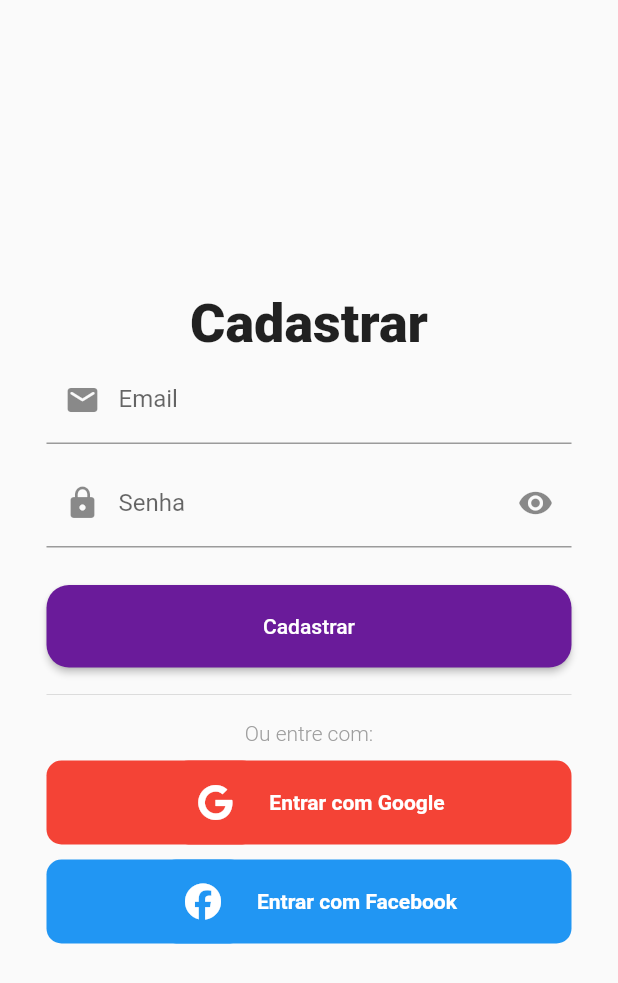
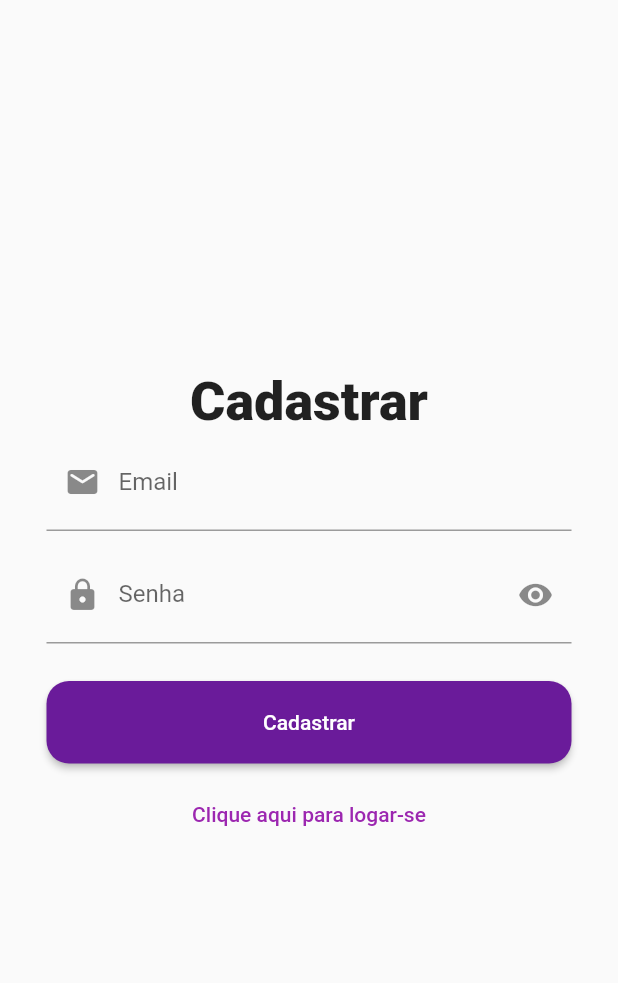
Before and after one commit to devSamuel29/desenvolvimento-mobile, a Flutter app: the screen it shows after launch, after a tap on "Entrar", after a tap on "Novo usuário? clique aqui para cadastrar", on a phone screen of 412 x 824 dp. Shown: the top 983 px of the screen. Run offline on Flutter 3.47's test engine with Material 2 defaults, Android fonts, the phone set to English and light mode, and no system bars; our stand-ins replace firebase_auth, firebase_core, font_awesome_flutter, google_sign_in, unicons; accounts and stored records are empty.

Commit message:
login with google

```diff
--- a/lib/Routes.dart
+++ b/lib/Routes.dart
@@ -1,12 +1,10 @@
 import 'package:bugetbuddy/app/home_page.dart';
 import 'package:bugetbuddy/app/login_page.dart';
 import 'package:bugetbuddy/app/register_page.dart';
-import 'package:bugetbuddy/services/auth_check.dart';
 
 import 'package:flutter/material.dart';
 
-const AUTH_CHECK = '/';
-const LOGIN_PAGE = '/login';
+const LOGIN_PAGE = '/';
 const REGISTER_PAGE = '/register';
 const HOME_PAGE = '/home';
 
@@ -14,8 +12,6 @@ class Routes {
   mainRoutes() {
     return (RouteSettings route) {
       switch (route.name) {
-        case AUTH_CHECK:
-          return MaterialPageRoute(builder: (_) => const AuthCheck());
         case HOME_PAGE:
           return MaterialPageRoute(builder: (_) => const HomePage());
         case LOGIN_PAGE:
--- a/lib/app/login_page.dart
+++ b/lib/app/login_page.dart
@@ -1,8 +1,10 @@
 import 'package:flutter/material.dart';
 import 'package:font_awesome_flutter/font_awesome_flutter.dart';
 import 'package:provider/provider.dart';
+import 'package:unicons/unicons.dart';
 import 'package:bugetbuddy/services/auth_service.dart';
 
+import '../routes.dart';
 import '../services/google_sign_in.dart';
 
 class LoginPage extends StatefulWidget {
@@ -18,18 +20,38 @@ class _LoginPageState extends State<LoginPage> {
   final password = TextEditingController();
   bool _obscureText = true;
 
-  login() async {
+  @override
+  void initState() {
+    super.initState();
+    WidgetsBinding.instance.addPostFrameCallback((_) async {
+      final isLoggedIn = await context.read<AuthService>().verifyUserLoginState();
+
+      if (isLoggedIn) {
+        Navigator.pushReplacementNamed(context, HOME_PAGE);
+      }
+    });
+  }
+
+  Future<void> login() async {
     try {
+      final isLogged =
           await context.read<AuthService>().login(email.text, password.text);
+      if (isLogged) {
+        Navigator.pushReplacementNamed(context, HOME_PAGE);
+      }
     } on AuthException catch (e) {
       ScaffoldMessenger.of(context)
           .showSnackBar(SnackBar(content: Text(e.message)));
     }
   }
 
-  loginWithGoogle() async {
+  Future<void> loginWithGoogle() async {
     try {
+      final isLogged =
           await context.read<GoogleSignInBugetBuddy>().googleLogin();
+      if (isLogged) {
+        Navigator.pushReplacementNamed(context, HOME_PAGE);
+      }
     } catch (e) {
       ScaffoldMessenger.of(context)
           .showSnackBar(SnackBar(content: Text(e.toString())));
@@ -110,37 +132,34 @@ class _LoginPageState extends State<LoginPage> {
   Widget toRegisterPage() {
     return TextButton(
         onPressed: () {
-          Navigator.pushNamed(context, '/register');
+          Navigator.pushReplacementNamed(context, REGISTER_PAGE);
         },
         child: Text("Novo usuário? clique aqui para cadastrar-se"));
   }
 
   Widget loginWithGoogleWidget() {
-    return Container(
-      decoration: BoxDecoration(
-        color: Colors.red,
+    return ElevatedButton(
+      style: ElevatedButton.styleFrom(
+        backgroundColor: Colors.red,
+        shape: RoundedRectangleBorder(
           borderRadius: BorderRadius.circular(10),
+        ),
+      ),
+      onPressed: loginWithGoogle,
+      child: Padding(
+        padding: EdgeInsets.symmetric(
+          vertical: 16,
         ),
         child: Row(
           mainAxisAlignment: MainAxisAlignment.center,
           children: [
-          Container(
-            decoration: BoxDecoration(
-              color: Colors.red,
-              borderRadius: BorderRadius.circular(10),
-            ),
-            padding: EdgeInsets.all(4),
-            child: IconButton(
-              onPressed: () {
-                loginWithGoogle();
-              },
-              icon: Icon(
-                FontAwesomeIcons.google,
+            Icon(
+              UniconsLine.google,
               color: Colors.white,
             ),
+            SizedBox(
+              width: 8,
             ),
-          ),
-          SizedBox(width: 8),
             Text(
               "Entrar com Google",
               style: TextStyle(
@@ -150,41 +169,6 @@ class _LoginPageState extends State<LoginPage> {
             ),
           ],
         ),
-    );
-  }
-
-  Widget loginWithFacebook() {
-    return Container(
-      decoration: BoxDecoration(
-        color: Colors.blue,
-        borderRadius: BorderRadius.circular(10),
-      ),
-      child: Row(
-        mainAxisAlignment: MainAxisAlignment.center,
-        children: [
-          Container(
-            decoration: BoxDecoration(
-              color: Colors.blue,
-              borderRadius: BorderRadius.circular(10),
-            ),
-            padding: EdgeInsets.all(4),
-            child: IconButton(
-              onPressed: () {},
-              icon: Icon(
-                FontAwesomeIcons.facebook,
-                color: Colors.white,
-              ),
-            ),
-          ),
-          SizedBox(width: 8),
-          Text(
-            "Entrar com Facebook",
-            style: TextStyle(
-              color: Colors.white,
-              fontWeight: FontWeight.bold,
-            ),
-          ),
-        ],
       ),
     );
   }
@@ -203,11 +187,13 @@ class _LoginPageState extends State<LoginPage> {
               child: Column(
                 mainAxisAlignment: MainAxisAlignment.center,
                 children: [
-                  Text("Entrar",
+                  Text(
+                    "Entrar",
                     style: TextStyle(
                       fontSize: 36,
                       fontWeight: FontWeight.w800,
-                      )),
+                    ),
+                  ),
                   emailInput(),
                   SizedBox(height: 10),
                   passwordInput(),
@@ -227,8 +213,6 @@ class _LoginPageState extends State<LoginPage> {
                       ),
                       SizedBox(height: 10),
                       loginWithGoogleWidget(),
-                      SizedBox(height: 10),
-                      loginWithFacebook()
                     ],
                   ),
                 ],
--- a/lib/app/my_app.dart
+++ b/lib/app/my_app.dart
@@ -16,8 +16,9 @@ class _MyAppState extends State<MyApp> {
       theme: ThemeData(
         primarySwatch: Colors.purple,
       ),
-      initialRoute: AUTH_CHECK,
+      initialRoute: LOGIN_PAGE,
       onGenerateRoute: Routes().mainRoutes(),
+      debugShowCheckedModeBanner: false,
     );
   }
 }
--- a/lib/app/register_page.dart
+++ b/lib/app/register_page.dart
@@ -3,6 +3,7 @@ import 'package:font_awesome_flutter/font_awesome_flutter.dart';
 import 'package:provider/provider.dart';
 import 'package:bugetbuddy/services/auth_service.dart';
 
+import '../routes.dart';
 import '../services/google_sign_in.dart';
 
 class RegisterPage extends StatefulWidget {
@@ -91,6 +92,7 @@ class _RegisterPage extends State<RegisterPage> {
       decoration: InputDecoration(
         labelText: "Email",
         prefixIcon: Icon(Icons.email_rounded),
+        contentPadding: EdgeInsets.symmetric(vertical: 15, horizontal: 10),
       ),
     );
   }
@@ -118,6 +120,7 @@ class _RegisterPage extends State<RegisterPage> {
             });
           },
         ),
+        contentPadding: EdgeInsets.symmetric(vertical: 15, horizontal: 10),
       ),
     );
   }
@@ -153,78 +156,12 @@ class _RegisterPage extends State<RegisterPage> {
     );
   }
 
-  Widget loginWithGoogleWidget() {
-    return Container(
-      decoration: BoxDecoration(
-        color: Colors.red,
-        borderRadius: BorderRadius.circular(10),
-      ),
-      child: Row(
-        mainAxisAlignment: MainAxisAlignment.center,
-        children: [
-          Container(
-            decoration: BoxDecoration(
-              color: Colors.red,
-              borderRadius: BorderRadius.circular(10),
-            ),
-            padding: EdgeInsets.all(4),
-            child: IconButton(
-              onPressed: () {
-                loginWithGoogle();
-              },
-              icon: Icon(
-                FontAwesomeIcons.google,
-                color: Colors.white,
-              ),
-            ),
-          ),
-          SizedBox(width: 8),
-          Text(
-            "Entrar com Google",
-            style: TextStyle(
-              color: Colors.white,
-              fontWeight: FontWeight.bold,
-            ),
-          ),
-        ],
-      ),
-    );
-  }
-
-  Widget loginWithFacebook() {
-    return Container(
-      decoration: BoxDecoration(
-        color: Colors.blue,
-        borderRadius: BorderRadius.circular(10),
-      ),
-      child: Row(
-        mainAxisAlignment: MainAxisAlignment.center,
-        children: [
-          Container(
-            decoration: BoxDecoration(
-              color: Colors.blue,
-              borderRadius: BorderRadius.circular(10),
-            ),
-            padding: EdgeInsets.all(4),
-            child: IconButton(
-              onPressed: () {},
-              icon: Icon(
-                FontAwesomeIcons.facebook,
-                color: Colors.white,
-              ),
-            ),
-          ),
-          SizedBox(width: 8),
-          Text(
-            "Entrar com Facebook",
-            style: TextStyle(
-              color: Colors.white,
-              fontWeight: FontWeight.bold,
-            ),
-          ),
-        ],
-      ),
-    );
+  Widget toRegisterPage() {
+    return TextButton(
+        onPressed: () {
+          Navigator.pushReplacementNamed(context, LOGIN_PAGE);
+        },
+        child: Text("Clique aqui para logar-se"));
   }
 
   @override
@@ -254,23 +191,8 @@ class _RegisterPage extends State<RegisterPage> {
                   SizedBox(height: 10),
                   submitButton(),
                   SizedBox(height: 10),
-                  Divider(),
+                  toRegisterPage(),
                   SizedBox(height: 10),
-                  Column(
-                    children: [
-                      Text(
-                        "Ou entre com:",
-                        style: TextStyle(
-                          color: Colors.grey,
-                          fontWeight: FontWeight.w300,
-                        ),
-                      ),
-                      SizedBox(height: 10),
-                      loginWithGoogleWidget(),
-                      SizedBox(height: 10),
-                      loginWithFacebook()
-                    ],
-                  ),
                 ],
               ),
             ),
--- a/lib/assets.dart
+++ /dev/null
@@ -1,5 +0,0 @@
-import 'package:flutter/material.dart';
-
-class Assets {
-  final iconLixoSvg = "";
-}
--- a/lib/main.dart
+++ b/lib/main.dart
@@ -15,12 +15,11 @@ void main() async {
     options: DefaultFirebaseOptions.currentPlatform,
   );
 
-  runApp(
-    MultiProvider(
-      providers: [
-        ChangeNotifierProvider(create: (context) => AuthService()),
-        ChangeNotifierProvider(create: (context) => GoogleSignInBugetBuddy()),
-      ],
+  runApp(MultiProvider(
+    providers: [
+      Provider(create: (context) => AuthService()),
+      Provider(create: (context) => GoogleSignInBugetBuddy()),
+    ],
     child: const MyApp(),
   ));
 }
--- a/lib/services/auth_check.dart
+++ /dev/null
@@ -1,70 +0,0 @@
-// import 'package:flutter/material.dart';
-// import 'package:provider/provider.dart';
-
-// import '../routes.dart';
-// import '../services/auth_service.dart';
-
-// class AuthCheck extends StatefulWidget {
-//   const AuthCheck({Key? key}) : super(key: key);
-
-//   @override
-//   _AuthCheckState createState() => _AuthCheckState();
-// }
-
-// class _AuthCheckState extends State<AuthCheck> {
-//   redirect(BuildContext context, String route) {
-//     switch (route) {
-//       case "HOME":
-//         return Navigator.of(context).pushReplacementNamed(HOME_PAGE);
-//       case "WELCOME":
-//         return Navigator.of(context).pushReplacementNamed(WELCOME_PAGE);
-//     }
-//   }
-
-//   @override
-//   void dis() {
-//     WidgetsBinding.instance.addPostFrameCallback((_) {
-//       AuthService auth = Provider.of<AuthService>(context, listen: false);
-//       if (auth.user != null) {
-//         redirect(context, "HOME");
-//       } else {
-//         redirect(context, "WELCOME");
-//       }
-//     });
-//     super.initState();
-//   }
-//   welcome: login ou registro, login -> home // welcome: login ou registro, login -> autenticava, login -> welcome -> home
-//   @override
-//   Widget build(BuildContext context) {
-//     return Scaffold(
-//       body: Center(child: CircularProgressIndicator()),
-//     );
-//   }
-// }
-
-import 'package:flutter/material.dart';
-import 'package:provider/provider.dart';
-
-import '../app/home_page.dart';
-import '../app/login_page.dart';
-import '../services/auth_service.dart';
-
-class AuthCheck extends StatefulWidget {
-  const AuthCheck({Key? key}) : super(key: key);
-
-  @override
-  _AuthCheckState createState() => _AuthCheckState();
-}
-
-class _AuthCheckState extends State<AuthCheck> {
-  @override
-  Widget build(BuildContext context) {
-    AuthService auth = Provider.of<AuthService>(context);
-
-    if (auth.user == null) {
-      return LoginPage();
-    } else {
-      return HomePage();
-    }
-  }
-}
--- a/lib/services/auth_service.dart
+++ b/lib/services/auth_service.dart
@@ -1,9 +1,8 @@
 import 'package:firebase_auth/firebase_auth.dart';
 import 'package:flutter/material.dart';
-import 'package:bugetbuddy/services/auth_check.dart';
 import 'package:google_sign_in/google_sign_in.dart';
 
-class AuthService extends ChangeNotifier {
+class AuthService {
   FirebaseAuth _auth = FirebaseAuth.instance;
   User? user;
 
@@ -11,28 +10,36 @@ class AuthService extends ChangeNotifier {
     _authCheck();
   }
 
+  Future<bool> verifyUserLoginState() async {
+    final user = _auth.currentUser;
+    if(user != null) {
+      return true;
+    }
+    return false;
+  }
+
   _authCheck() {
     _auth.authStateChanges().listen((event) {
       user = (this.user == null) ? null : this.user;
-      notifyListeners();
     });
   }
 
   _getUser() {
     user = _auth.currentUser;
-    notifyListeners();
   }
 
-  login(String email, String password) async {
+  Future<bool> login(String email, String password) async {
     try {
       await _auth.signInWithEmailAndPassword(email: email, password: password);
       _getUser();
+      return true;
     } on FirebaseAuthException catch (e) {
       if (e.code == 'user-not-found') {
         throw AuthException('Usuário não encontrado!');
       } else if (e.code == 'wrong-password') {
         throw AuthException('Senha incorreta!');
       }
+      throw AuthException("Erro desconhecido");
     }
   }
 
--- a/pubspec.yaml
+++ b/pubspec.yaml
@@ -11,7 +11,6 @@ environment:
 dependencies:
   cloud_firestore: ^4.5.2
   cupertino_icons: ^1.0.2
-  dson_adapter: ^1.2.0+2
   firebase_auth: ^4.3.0
   firebase_core: ^2.8.0
   flare_flutter: ^3.0.2
@@ -23,6 +22,7 @@ dependencies:
   google_sign_in: ^6.1.2
   http: ^0.13.5
   provider: ^6.0.5
+  unicons: ^2.1.1
   uuid: ^3.0.7
 
 flutter_native_splash:
```
Also changed, not shown: lib/Models/UserModel.dart (deleted, +0 -15 lines), lib/app/home_page.dart (+92 -16 lines), lib/services/google_sign_in.dart (+10 -8 lines), pubspec.lock. Lines whose indentation alone changed are shown as unchanged.
